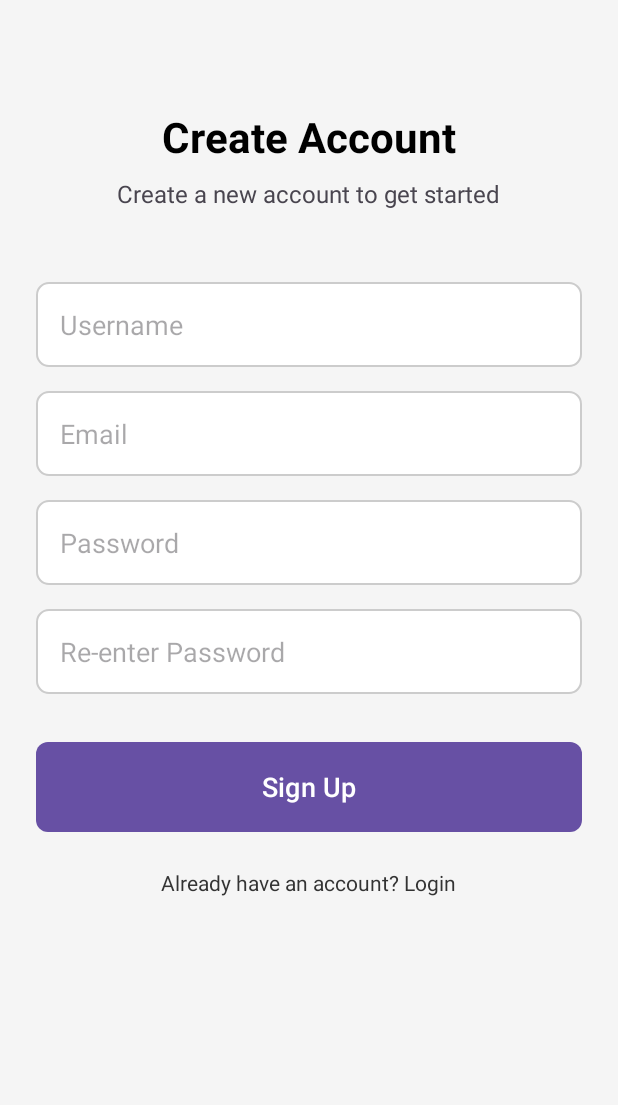
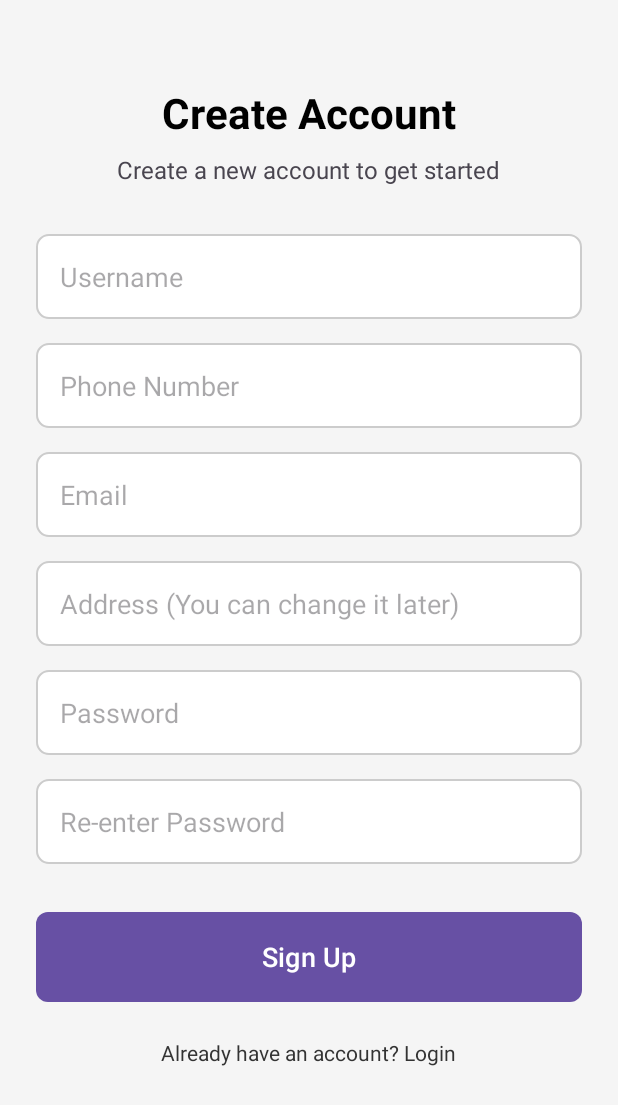
Before and after one commit to EntyG/CoffeeShop, an Android app: the SignUpActivity screen opened directly, with no data from a screen before it, after a tap on "Sign Up", on a phone screen of 412 x 824 dp. Shown: the top 1105 px of the screen. Run offline under Robolectric (Android 15) with nearby library versions, the phone set to English and light mode, and no system bars; our stand-ins replace Firebase (no records; nobody signed in at launch, a user with empty details on screens opened directly).

Commit message:
Final version

```diff
--- a/app/src/main/java/com/example/midtermpj/ProfileActivity.java
+++ b/app/src/main/java/com/example/midtermpj/ProfileActivity.java
@@ -63,11 +63,11 @@ public class ProfileActivity extends AppCompatActivity {
         TextView nameLabel = nameSection.findViewById(R.id.profile_item_label);
 
         nameIcon.setImageResource(R.drawable.name_icon);
-        nameLabel.setText("Full name");
+        nameLabel.setText("Username");
         nameValue = nameSection.findViewById(R.id.profile_item_value);
         nameValue.setText(currentUser.getUserName());
         nameSection.findViewById(R.id.profile_item_edit_button).setOnClickListener(v -> {
-            showEditDialog("Edit Full Name", currentUser.getUserName(), InputType.TYPE_CLASS_TEXT, newName -> {
+            showEditDialog("Edit Username", currentUser.getUserName(), InputType.TYPE_CLASS_TEXT, newName -> {
                 updateFieldInFirestore("username", newName, () -> {
                     currentUser.setUserName(newName);
                     nameValue.setText(newName);
--- a/app/src/main/java/com/example/midtermpj/SignUpActivity.java
+++ b/app/src/main/java/com/example/midtermpj/SignUpActivity.java
@@ -17,7 +17,7 @@ import java.util.Map;
 
 public class SignUpActivity extends AppCompatActivity {
 
-    private EditText emailEditText, passwordEditText, usernameEditText, rePasswordEditText;
+    private EditText emailEditText, phoneEditText, addressEditText, passwordEditText, usernameEditText, rePasswordEditText;
     private Button signUpButton;
     private FirebaseAuth mAuth;
     private FirebaseFirestore db;
@@ -31,6 +31,8 @@ public class SignUpActivity extends AppCompatActivity {
         db = FirebaseFirestore.getInstance();
 
         usernameEditText = findViewById(R.id.userNameEditText);
+        phoneEditText = findViewById(R.id.phoneEditText);
+        addressEditText = findViewById(R.id.addressEditText);
         emailEditText = findViewById(R.id.emailEditText);
         passwordEditText = findViewById(R.id.passwordEditText);
         rePasswordEditText = findViewById(R.id.rePasswordEditText);
@@ -38,11 +40,13 @@ public class SignUpActivity extends AppCompatActivity {
 
         signUpButton.setOnClickListener(v -> {
             String username = usernameEditText.getText().toString().trim();
+            String phone = phoneEditText.getText().toString().trim();
+            String address = addressEditText.getText().toString().trim();
             String email = emailEditText.getText().toString().trim();
             String password = passwordEditText.getText().toString().trim();
             String rePassword = rePasswordEditText.getText().toString().trim();
 
-            if (TextUtils.isEmpty(email) || TextUtils.isEmpty(password) || TextUtils.isEmpty(rePassword) || TextUtils.isEmpty(username)) {
+            if (TextUtils.isEmpty(email) || TextUtils.isEmpty(phone) || TextUtils.isEmpty(address) || TextUtils.isEmpty(password) || TextUtils.isEmpty(rePassword) || TextUtils.isEmpty(username)) {
                 Toast.makeText(this, "Please fill all fields", Toast.LENGTH_SHORT).show();
                 return;
             }
@@ -56,7 +60,7 @@ public class SignUpActivity extends AppCompatActivity {
                     .addOnCompleteListener(this, task -> {
                         if (task.isSuccessful()) {
                             FirebaseUser user = mAuth.getCurrentUser();
-                            saveUserInFirestore(user, username, email);
+                            saveUserInFirestore(user, username, email, phone, address);
                         } else {
                             Toast.makeText(this, "Authentication failed: " + task.getException().getMessage(),
                                     Toast.LENGTH_LONG).show();
@@ -65,13 +69,15 @@ public class SignUpActivity extends AppCompatActivity {
         });
     }
 
-    private void saveUserInFirestore(FirebaseUser firebaseUser, String userName, String email) {
+    private void saveUserInFirestore(FirebaseUser firebaseUser, String userName, String email, String phone, String address) {
         if (firebaseUser == null) return;
         String userId = firebaseUser.getUid();
 
         Map<String, Object> user = new HashMap<>();
         user.put("username", userName);
         user.put("email", email);
+        user.put("phone", phone);
+        user.put("address", address);
 
         db.collection("users").document(userId)
                 .set(user)
--- a/app/src/main/res/layout/activity_signup.xml
+++ b/app/src/main/res/layout/activity_signup.xml
@@ -12,7 +12,7 @@
     <TextView
         android:layout_width="wrap_content"
         android:layout_height="wrap_content"
-        android:layout_marginTop="48dp"
+        android:layout_marginTop="32dp"
         android:text="Create Account"
         android:textColor="@android:color/black"
         android:textSize="28sp"
@@ -29,9 +29,19 @@
         android:id="@+id/userNameEditText"
         android:layout_width="match_parent"
         android:layout_height="wrap_content"
-        android:layout_marginTop="48dp"
+        android:layout_marginTop="32dp"
         android:background="@drawable/edit_text_background"
         android:hint="Username"
+        android:padding="16dp" />
+
+    <EditText
+        android:id="@+id/phoneEditText"
+        android:layout_width="match_parent"
+        android:layout_height="wrap_content"
+        android:layout_marginTop="16dp"
+        android:background="@drawable/edit_text_background"
+        android:hint="Phone Number"
+        android:inputType="number"
         android:padding="16dp" />
 
     <EditText
@@ -42,6 +52,16 @@
         android:background="@drawable/edit_text_background"
         android:hint="Email"
         android:inputType="textEmailAddress"
+        android:padding="16dp" />
+
+    <EditText
+        android:id="@+id/addressEditText"
+        android:layout_width="match_parent"
+        android:layout_height="wrap_content"
+        android:layout_marginTop="16dp"
+        android:background="@drawable/edit_text_background"
+        android:hint="Address (You can change it later)"
+        android:inputType="textPostalAddress"
         android:padding="16dp" />
 
     <EditText
```
Also changed, not shown: app/src/main/java/com/example/midtermpj/MyOrdersActivity.java (+48 -7 lines), 2 other files.
